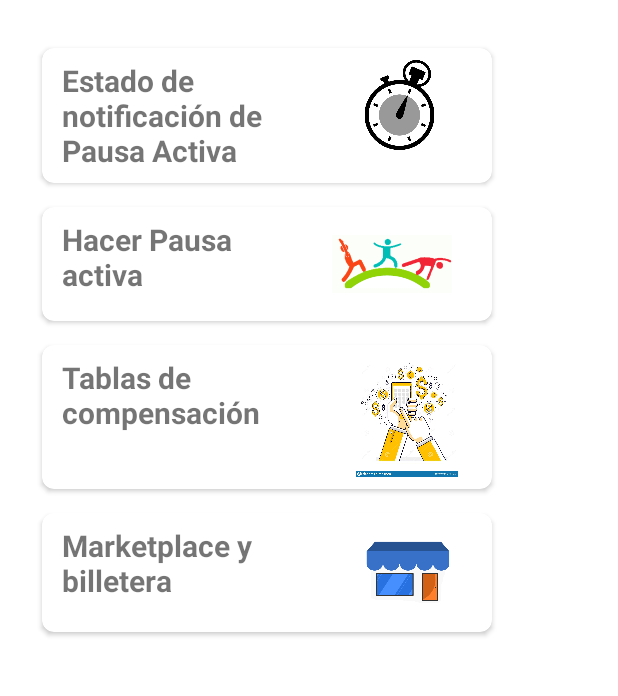
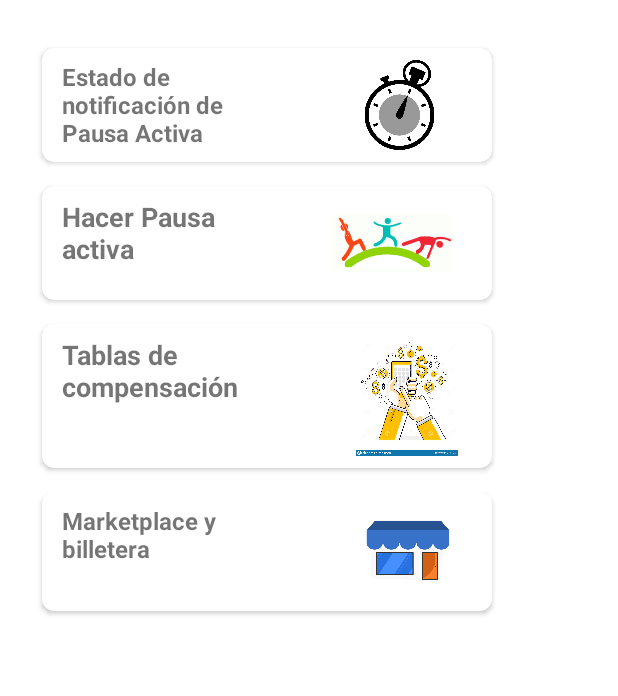
Before and after one commit to panicape/wellnescoin-android, an Android app: the layout fragment_login_main.xml on its own in the app's theme, with its tools: preview values and no code run, on a phone screen of 412 x 824 dp, the part 268-964 px from its top. Run offline under Robolectric (Android 15) with nearby library versions, the phone set to English and light mode, and no system bars.

Commit message:
Se puso mas peueña la letra de la pantalla de menú

```diff
--- a/app/src/main/res/layout/fragment_login_main.xml
+++ b/app/src/main/res/layout/fragment_login_main.xml
@@ -52,7 +52,7 @@
                     android:layout_height="wrap_content"
                     android:layout_marginStart="5dp"
                     android:text="Estado de notificación de Pausa Activa"
-                    android:textSize="20sp"
+                    android:textSize="16sp"
                     android:textStyle="bold" />
                 <ImageView android:paddingLeft="50dp"
                     android:id="@+id/imgPausaStatus"
@@ -84,7 +84,7 @@
                     android:layout_height="wrap_content"
                     android:layout_marginStart="5dp"
                     android:text="Hacer Pausa activa"
-                    android:textSize="20sp"
+                    android:textSize="18sp"
                     android:textStyle="bold" />
                 <ImageView
                     android:id="@+id/imgPausaDesc" android:paddingLeft="30dp"
@@ -109,13 +109,14 @@
                 android:layout_height="match_parent"
                 android:orientation="horizontal"
                 android:padding="8dp">
+
                 <TextView
                     android:id="@+id/opt3Title"
                     android:layout_width="150dp"
                     android:layout_height="63dp"
                     android:layout_marginStart="5dp"
                     android:text="Tablas de compensación"
-                    android:textSize="20sp"
+                    android:textSize="18sp"
                     android:textStyle="bold" />
                 <ImageView
                     android:id="@+id/imgPausaDesc3" android:paddingLeft="30dp"
@@ -149,7 +150,7 @@
                     android:layout_height="63dp"
                     android:layout_marginStart="5dp"
                     android:text="@string/menu_marketplace"
-                    android:textSize="20sp"
+                    android:textSize="16sp"
                     android:textStyle="bold" />
                 <ImageView
                     android:id="@+id/imgPausaDesc4" android:paddingLeft="50dp"
```
